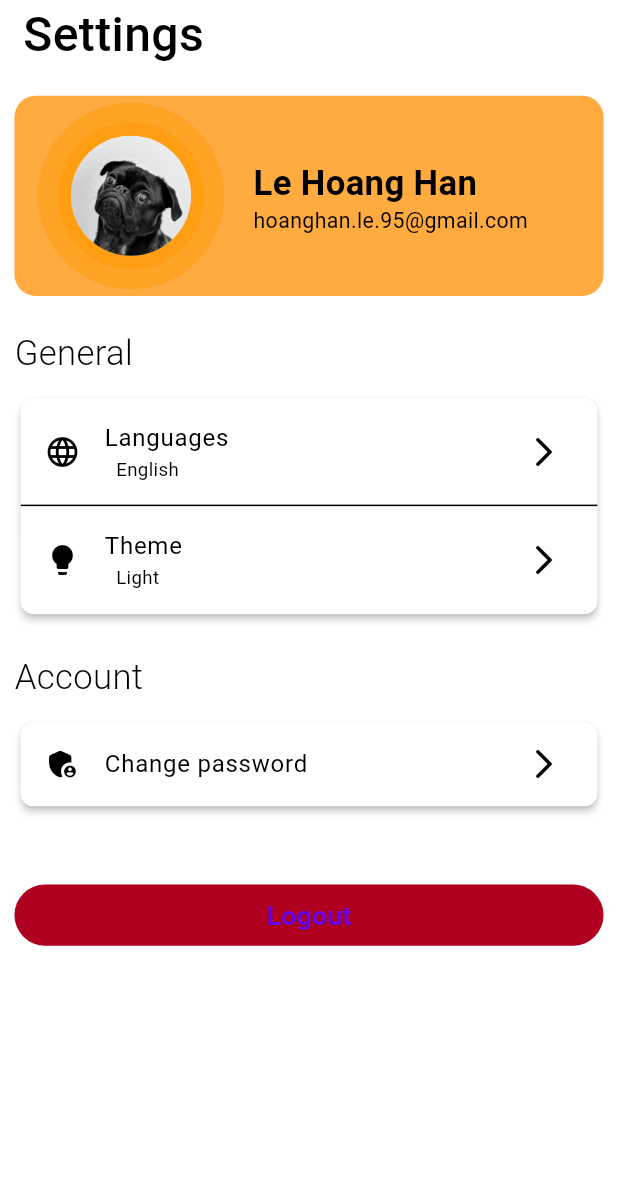
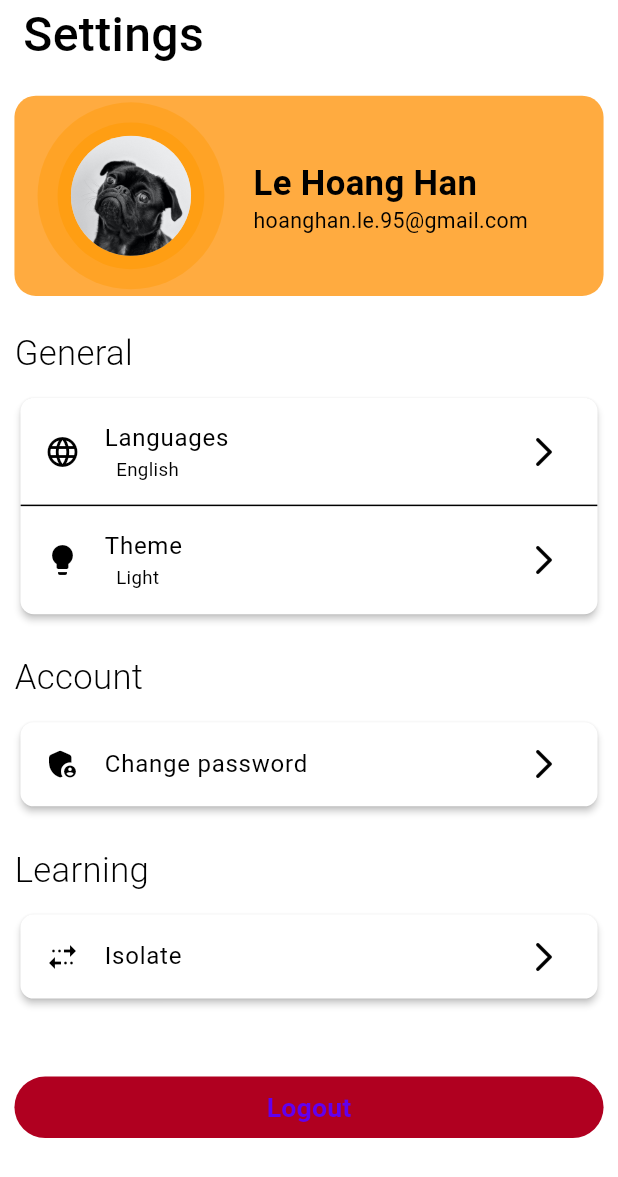
Before and after one commit to LHHan/base_project, a Flutter app: the screen it shows after launch, on a phone screen of 412 x 824 dp. Shown: the top 1177 px of the screen. Run offline on Flutter 3.47's test engine with Material 3 defaults, Android fonts, the light colour scheme and no system bars; our stand-ins replace dio, flutter_native_splash, flutter_screenutil, flutter_svg, get, get_storage and 2 more; statements that could not run were skipped.

Commit message:
[Add] Isolate parse json data

```diff
--- a/lib/app/core/languages/en_us.dart
+++ b/lib/app/core/languages/en_us.dart
@@ -12,6 +12,8 @@ const Map<String, String> en = {
   'labelEnglish': 'English',
   'labelVietnamese': 'Vietnamese',
   'labelCurrentLanguages': 'English',
+  'labelLearning': 'Learning',
+  'labelIsolate': 'Isolate',
 
   /// #region button
   'btnLogout': 'Logout',
--- a/lib/app/core/languages/ja_jp.dart
+++ b/lib/app/core/languages/ja_jp.dart
@@ -12,6 +12,8 @@ const Map<String, String> ja = {
   'labelEnglish': 'English',
   'labelVietnamese': 'Tiếng Việt',
   'labelCurrentLanguages': 'Japanese',
+  'labelLearning': 'Học',
+  'labelIsolate': 'Isolate',
 
   /// #region button
   'btnLogout': 'Logout',
--- a/lib/app/core/languages/vi_vn.dart
+++ b/lib/app/core/languages/vi_vn.dart
@@ -12,6 +12,8 @@ const Map<String, String> vi = {
   'labelEnglish': 'English',
   'labelVietnamese': 'Tiếng Việt',
   'labelCurrentLanguages': 'Tiếng Việt',
+  'labelLearning': 'Học',
+  'labelIsolate': 'Isolate',
 
   /// #region button
   'btnLogout': 'Logout',
--- a/lib/app/core/utils/app_config.dart
+++ b/lib/app/core/utils/app_config.dart
@@ -13,7 +13,7 @@ class Env {
   factory Env.dev() {
     return Env._(
       envType: EnvType.dev,
-      apiBaseUrl: 'https://api.dev',
+      apiBaseUrl: 'https://jsonplaceholder.typicode.com',
     );
   }
 
--- a/lib/app/data/models/user_model.dart
+++ b/lib/app/data/models/user_model.dart
@@ -1,15 +1,15 @@
-class User {
+class UserModel {
   final int id;
   final String name;
   final String email;
 
-  User({
+  UserModel({
     required this.id,
     required this.name,
     required this.email,
   });
 
-  factory User.fromJson(Map<String, dynamic> json) => User(
+  factory UserModel.fromJson(Map<String, dynamic> json) => UserModel(
         id: json['id'] as int? ?? -1,
         name: json['name'] as String? ?? '',
         email: json['email'] as String? ?? '',
--- a/lib/app/modules/setting/controllers/setting_controller.dart
+++ b/lib/app/modules/setting/controllers/setting_controller.dart
@@ -25,6 +25,10 @@ class SettingController extends GetxController {
     );
   }
 
+  void onPressedBtnIsolate() {
+    Get.toNamed(Routes.ISOLATE);
+  }
+
   void onChangeAppTheme() {
     isDark.value = !isDark.value;
 
--- a/lib/app/modules/setting/views/setting_view.dart
+++ b/lib/app/modules/setting/views/setting_view.dart
@@ -4,7 +4,6 @@ import 'package:base_project_getx/app/widgets/p_appbar_transparency.dart';
 import 'package:base_project_getx/app/widgets/w_button_rounded.dart';
 import 'package:flutter/material.dart';
 import 'package:flutter_screenutil/flutter_screenutil.dart';
-
 import 'package:get/get.dart';
 
 import '../../../core/utils/app_asset.dart';
@@ -68,14 +67,12 @@ class SettingView extends GetView<SettingController> {
                         const Divider(height: 0),
 
                         /// Themes
-                       WSettingItem(
-                            title: 'labelTheme'.tr,
-                            onPressed: controller.onChangeAppTheme,
-                            subTitle:
-                                controller.isDark.value ? "Dark" : "Light",
-                            leading: const Icon(Icons.lightbulb),
-                          ),
-
+                        WSettingItem(
+                          title: 'labelTheme'.tr,
+                          onPressed: controller.onChangeAppTheme,
+                          subTitle: controller.isDark.value ? "Dark" : "Light",
+                          leading: const Icon(Icons.lightbulb),
+                        ),
                       ],
                     ),
                   ),
@@ -94,6 +91,23 @@ class SettingView extends GetView<SettingController> {
                           onPressed: () {},
                           leading:
                               const Icon(Icons.admin_panel_settings_rounded),
+                        ),
+                      ],
+                    ),
+                  ),
+
+                  25.verticalSpace,
+
+                  Padding(
+                    padding: kPadding,
+                    child: WSettingRegion(
+                      label: "labelLearning".tr,
+                      children: [
+                        /// Learning Isolate
+                        WSettingItem(
+                          title: "labelIsolate".tr,
+                          onPressed: controller.onPressedBtnIsolate,
+                          leading: const Icon(Icons.multiple_stop),
                         ),
                       ],
                     ),
--- a/lib/app/routes/app_pages.dart
+++ b/lib/app/routes/app_pages.dart
@@ -1,10 +1,12 @@
-import 'package:base_project_getx/app/modules/setting/views/setting_languages_view.dart';
 import 'package:get/get.dart';
 
 import '../modules/home/bindings/home_binding.dart';
 import '../modules/home/views/home_view.dart';
+import '../modules/isolate/bindings/isolate_binding.dart';
+import '../modules/isolate/views/isolate_view.dart';
 import '../modules/setting/bindings/setting_binding.dart';
 import '../modules/setting/bindings/setting_language_binding.dart';
+import '../modules/setting/views/setting_languages_view.dart';
 import '../modules/setting/views/setting_view.dart';
 
 // ignore_for_file: constant_identifier_names
@@ -32,5 +34,10 @@ class AppPages {
       page: () => const SettingLanguagesView(),
       binding: SettingLanguagesBinding(),
     ),
+    GetPage(
+      name: _Paths.ISOLATE,
+      page: () => const IsolateView(),
+      binding: IsolateBinding(),
+    ),
   ];
 }
--- a/lib/app/routes/app_routes.dart
+++ b/lib/app/routes/app_routes.dart
@@ -8,6 +8,7 @@ abstract class Routes {
   static const HOME = _Paths.HOME;
   static const SETTING = _Paths.SETTING;
   static const SETTING_LANGUAGES = _Paths.SETTING_LANGUAGES;
+  static const ISOLATE = _Paths.ISOLATE;
 }
 
 abstract class _Paths {
@@ -15,4 +16,5 @@ abstract class _Paths {
   static const HOME = '/home';
   static const SETTING = '/setting';
   static const SETTING_LANGUAGES = '/languages';
+  static const ISOLATE = '/isolate';
 }
--- a/pubspec.yaml
+++ b/pubspec.yaml
@@ -35,6 +35,7 @@ flutter:
     - assets/app/fonts/
     - assets/app/icons/
     - assets/app/images/
+    - assets/app/models/
     - assets/store/screenshots/
 
   fonts:
```
Also changed, not shown: assets/app/models/users.json (added, +56 -0 lines), lib/app/core/utils/app_helper.dart (+33 -0 lines), lib/app/data/providers/user_provider.dart (added, +24 -0 lines), lib/app/modules/isolate/bindings/isolate_binding.dart (added, +16 -0 lines), lib/app/modules/isolate/controllers/isolate_controller.dart (added, +20 -0 lines), lib/app/modules/isolate/views/isolate_view.dart (added, +40 -0 lines).
